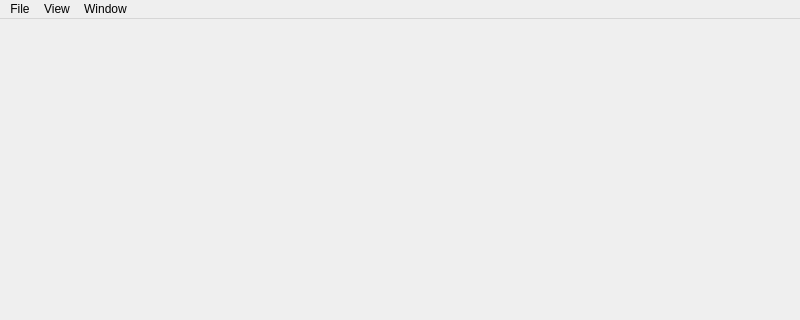
The window that src/mainwindow.ui (Wazecode/gide) describes before a commit, drawn with Qt 5; both pictures show x 0 to 800 and y 0 to 320 of the 800 by 600 pixel window.
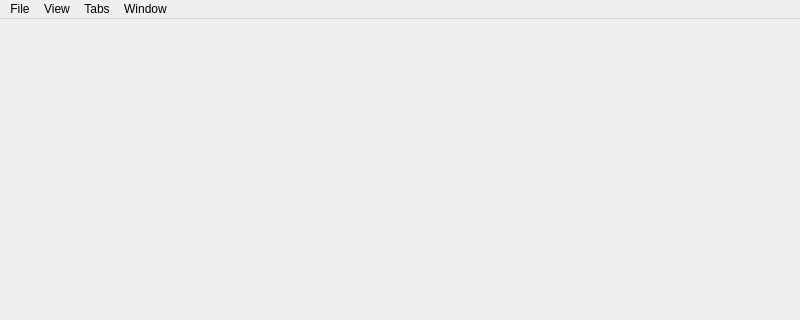
The same window after the commit.

Commit message: Simple TextEditor with tabs completed

```diff
--- a/src/mainwindow.ui
+++ b/src/mainwindow.ui
@@ -46,8 +46,16 @@
     </property>
     <addaction name="actionShow_Menu_Bar"/>
    </widget>
+   <widget class="QMenu" name="menuTabs">
+    <property name="title">
+     <string>Tabs</string>
+    </property>
+    <addaction name="actionAdd_Tabs"/>
+    <addaction name="actiondelete_tab"/>
+   </widget>
    <addaction name="menuFile"/>
    <addaction name="menuView"/>
+   <addaction name="menuTabs"/>
    <addaction name="menuWindow"/>
   </widget>
   <widget class="QStatusBar" name="statusbar"/>
```
Left out of the diff: 22 changed lines with no effect on the pictures. The commit also changes 5 other files.
